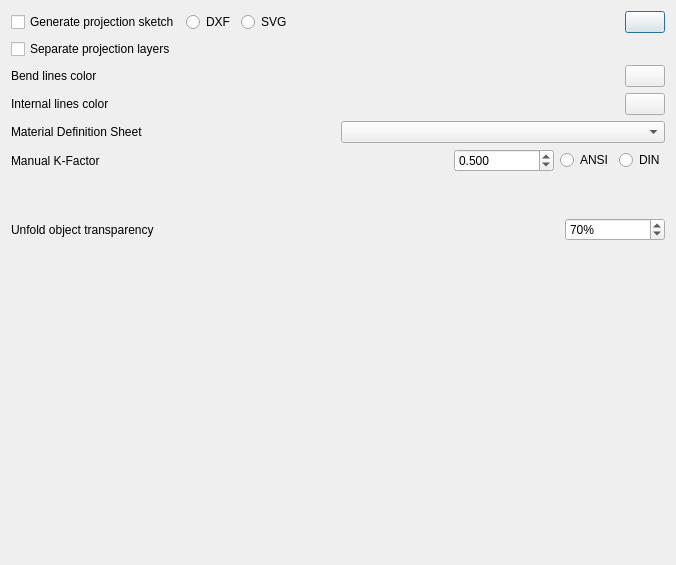
Before: the Qt Designer form UnfoldOptions.ui in shaise/FreeCAD_SheetMetal, drawn with Qt 5.
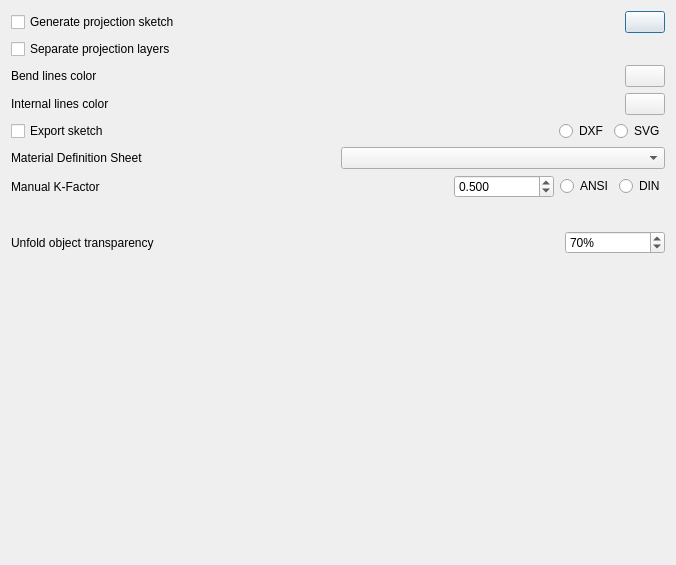
After: the same form once the commit is applied. Custom widgets are drawn as their Qt base class.

Diff of the .ui file:
```diff
--- a/UnfoldOptions.ui
+++ b/UnfoldOptions.ui
@@ -23,20 +23,6 @@
        </property>
       </widget>
      </item>
-     <item>
-      <widget class="QRadioButton" name="dxfExport">
-       <property name="text">
-        <string>DXF</string>
-       </property>
-      </widget>
-     </item>
-     <item>
-      <widget class="QRadioButton" name="svgExport">
-       <property name="text">
-        <string>SVG</string>
-       </property>
-      </widget>
-     </item>
      <item>
       <spacer name="horizontalSpacer_4">
        <property name="orientation">
@@ -124,6 +110,56 @@
      </item>
     </layout>
    </item>
+   <item>
+    <layout class="QHBoxLayout" name="horizontalLayout_7">
+     <property name="leftMargin">
+      <number>0</number>
+     </property>
+     <item>
+      <widget class="QCheckBox" name="chkExport">
+       <property name="text">
+        <string>Export sketch</string>
+       </property>
+      </widget>
+     </item>
+     <item>
+      <spacer name="horizontalSpacer_5">
+       <property name="orientation">
+        <enum>Qt::Horizontal</enum>
+       </property>
+       <property name="sizeHint" stdset="0">
+        <size>
+         <width>40</width>
+         <height>20</height>
+        </size>
+       </property>
+      </spacer>
+     </item>
+     <item>
+      <widget class="QRadioButton" name="dxfExport">
+       <property name="text">
+        <string>DXF</string>
+       </property>
+       <property name="autoExclusive">
+        <bool>true</bool>
+       </property>
+       <attribute name="buttonGroup">
+        <string notr="true">exportGroup</string>
+       </attribute>
+      </widget>
+     </item>
+     <item>
+      <widget class="QRadioButton" name="svgExport">
+       <property name="text">
+        <string>SVG</string>
+       </property>
+       <attribute name="buttonGroup">
+        <string notr="true">exportGroup</string>
+       </attribute>
+      </widget>
+     </item>
+    </layout>
+   </item>
    <item>
     <layout class="QHBoxLayout" name="materalDefinitionSheetLayout">
      <item>
```
Left out of the diff: 12 changed lines with no effect on the pictures.
